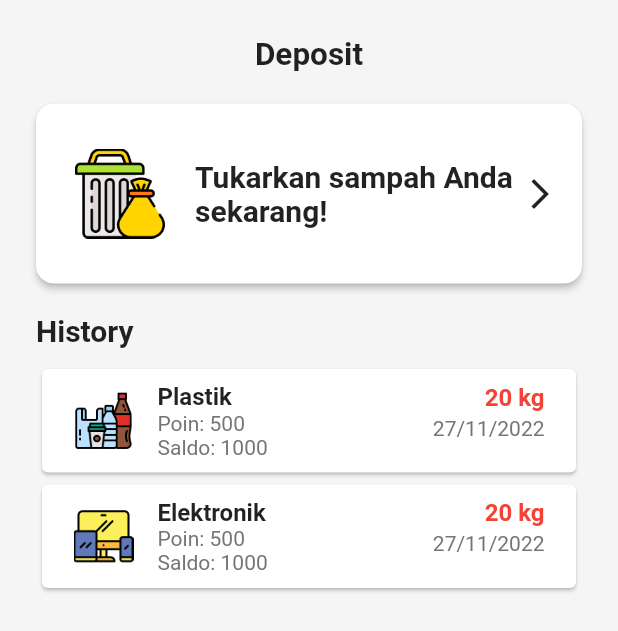
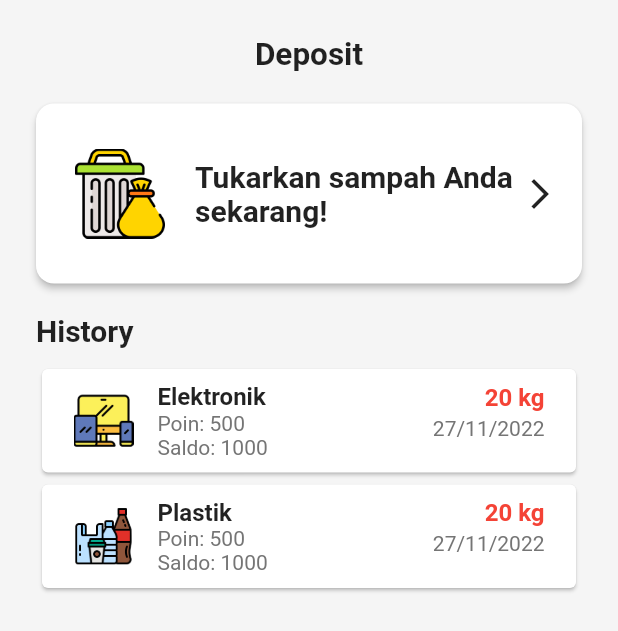
Before and after one commit to iyoubee/Trashsure-Flutter, a Flutter app: the DepositPage screen opened directly, on a phone screen of 412 x 824 dp. Shown: the top 631 px of the screen. Run offline on Flutter 3.47's test engine with Material 2 defaults, Android fonts, the phone set to English and light mode, and no system bars; our stand-ins replace another_flushbar, shared_preferences; accounts and stored records are empty.

Commit message:
refactor card

```diff
--- /dev/null
+++ b/lib/components/button_add_deposit.dart
@@ -0,0 +1,53 @@
+// ignore_for_file: file_names
+
+import 'package:flutter/material.dart';
+
+class AddDepositButton extends StatefulWidget {
+  const AddDepositButton({super.key});
+
+  @override
+  State<AddDepositButton> createState() => _AddDepositButtonState();
+}
+
+class _AddDepositButtonState extends State<AddDepositButton> {
+  @override
+  Widget build(BuildContext context) {
+    return MaterialButton(
+      height: 120,
+      minWidth: double.infinity,
+      color: const Color(0xFFFFFFFF),
+      shape: RoundedRectangleBorder(borderRadius: BorderRadius.circular(12)),
+      onPressed: () {},
+      child: Row(
+        children: [
+          const SizedBox(
+            width: 10,
+          ),
+          Container(
+            height: 80,
+            decoration: BoxDecoration(
+              borderRadius: BorderRadius.circular(12),
+            ),
+            child: Image.asset(
+              "lib/assets/recycle-bin-deposit.png",
+              height: 60,
+              width: 60,
+            ),
+          ),
+          const SizedBox(
+            width: 20,
+          ),
+          const Expanded(
+            child: Text(
+              'Tukarkan sampah Anda sekarang!',
+              overflow: TextOverflow.ellipsis,
+              maxLines: 2,
+              style: TextStyle(fontWeight: FontWeight.bold, fontSize: 20),
+            ),
+          ),
+          const Icon(Icons.arrow_forward_ios),
+        ],
+      ),
+    );
+  }
+}
--- /dev/null
+++ b/lib/components/card_deposit_user.dart
@@ -0,0 +1,75 @@
+// ignore_for_file: file_names, prefer_const_constructors, use_build_context_synchronously
+
+import 'package:flutter/material.dart';
+
+class CardDepositUser extends StatelessWidget {
+  const CardDepositUser({
+    super.key,
+    required this.jenis,
+  });
+
+  final String jenis;
+
+  @override
+  Widget build(BuildContext context) {
+    return Container(
+      alignment: Alignment.topLeft,
+      child: Card(
+        child: Padding(
+          padding: const EdgeInsets.all(5),
+          child: ListTile(
+            leading: Image.asset(
+              jenis == 'Plastik'
+                  ? "lib/assets/plastic.png"
+                  : "lib/assets/electronic.png",
+              height: 40,
+              width: 40,
+            ),
+            title: Container(
+              alignment: Alignment.centerLeft,
+              child: Column(
+                crossAxisAlignment: CrossAxisAlignment.start,
+                children: [
+                  Text(
+                    jenis,
+                    style: TextStyle(fontWeight: FontWeight.bold, fontSize: 16),
+                  ),
+                  Text(
+                    "Poin: 500",
+                    style: TextStyle(fontSize: 14, color: Colors.grey[600]),
+                  ),
+                  Text(
+                    "Saldo: 1000",
+                    style: TextStyle(fontSize: 14, color: Colors.grey[600]),
+                  ),
+                ],
+              ),
+            ),
+            trailing: Column(
+              crossAxisAlignment: CrossAxisAlignment.end,
+              children: [
+                const SizedBox(
+                  height: 3,
+                ),
+                const Text(
+                  "20 kg",
+                  style: TextStyle(
+                      fontWeight: FontWeight.bold,
+                      fontSize: 16,
+                      color: Colors.red),
+                ),
+                const SizedBox(
+                  height: 3,
+                ),
+                Text(
+                  "27/11/2022",
+                  style: TextStyle(fontSize: 14, color: Colors.grey[600]),
+                ),
+              ],
+            ),
+          ),
+        ),
+      ),
+    );
+  }
+}
--- a/lib/pages/DepositPage.dart
+++ b/lib/pages/DepositPage.dart
@@ -1,4 +1,6 @@
 import 'package:flutter/material.dart';
+import 'package:trashsure/components/button_add_deposit.dart';
+import 'package:trashsure/components/card_deposit_user.dart';
 
 class DepositPage extends StatefulWidget {
   const DepositPage({super.key});
@@ -17,126 +19,35 @@ class _DepositPageState extends State<DepositPage> {
           padding: const EdgeInsets.only(left: 24, top: 24, right: 24),
           child: Column(
             children: [
-              Text("Deposit", style: const TextStyle(fontWeight: FontWeight.w700, fontSize: 21),),
+              const Text(
+                "Deposit",
+                style: TextStyle(fontWeight: FontWeight.w700, fontSize: 21),
+              ),
               const SizedBox(
                 height: 20,
               ),
-              MaterialButton(
-                height: 120,
-                minWidth: double.infinity,
-                color: Color(0xFFFFFFFF),
-                shape: RoundedRectangleBorder(
-                    borderRadius: new BorderRadius.circular(12)),
-                onPressed: () {},
-                child: Row(
-                  children: [
-                    SizedBox(
-                      width: 10,
-                    ),
-                    Container(
-                      height: 80,
-                      decoration: BoxDecoration(
-                        borderRadius: BorderRadius.circular(12),
-                      ),
-                      child: Image.asset("lib/assets/recycle-bin-deposit.png", height: 60, width: 60,),
-                    ),
-                    SizedBox(
-                      width: 20,
-                    ),
-                    Container(
-                      child: Expanded(
-                        child: Text('Tukarkan sampah Anda sekarang!',
-                          overflow: TextOverflow.ellipsis,
-                          maxLines: 2,
-                          style: TextStyle(fontWeight: FontWeight.bold, fontSize: 20),),
-                      ),
-                    ),
-                    Icon(Icons.arrow_forward_ios),
-                  ],
-                ),
-              ),
+              const AddDepositButton(),
               const SizedBox(
                 height: 20,
               ),
               Row(
                 mainAxisAlignment: MainAxisAlignment.spaceBetween,
+                // ignore: prefer_const_literals_to_create_immutables
                 children: [
-                  Text("History", style: TextStyle(color: Colors.black87, fontSize: 20, fontWeight: FontWeight.bold),),
+                  const Text(
+                    "History",
+                    style: TextStyle(
+                        color: Colors.black87,
+                        fontSize: 20,
+                        fontWeight: FontWeight.bold),
+                  ),
                 ],
               ),
               const SizedBox(
                 height: 10,
               ),
-              Container(
-                alignment: Alignment.topLeft,
-                child: Container(
-                  child: Card(
-                    child: Padding(
-                      padding: EdgeInsets.all(5),
-                      child: ListTile(
-                        leading: Image.asset("lib/assets/plastic.png", height: 40, width: 40,),
-                        title: Container(
-                          alignment: Alignment.centerLeft,
-                          child: Column(
-                            crossAxisAlignment: CrossAxisAlignment.start,
-                            children: [
-                              Text("Plastik", style: TextStyle(fontWeight: FontWeight.bold, fontSize: 16),),
-                              Text("Poin: 500", style: TextStyle(fontSize: 14, color: Colors.grey[600]),),
-                              Text("Saldo: 1000", style: TextStyle(fontSize: 14, color: Colors.grey[600]),),
-                            ],
-                          ),
-                        ),
-                        trailing: Container(
-                          child: Column(
-                            crossAxisAlignment: CrossAxisAlignment.end,
-                            children: [
-                              SizedBox(height: 3,),
-                              Text("20 kg", style: TextStyle(fontWeight: FontWeight.bold, fontSize: 16, color: Colors.red),),
-                              SizedBox(height: 3,),
-                              Text("27/11/2022", style: TextStyle(fontSize: 14, color: Colors.grey[600]),),
-                            ],
-                          ),
-                        ),
-                      ),
-                    ),
-                  ),
-                ),
-              ),
-              Container(
-                alignment: Alignment.topLeft,
-                child: Container(
-                  child: Card(
-                    child: Padding(
-                      padding: EdgeInsets.all(5),
-                      child: ListTile(
-                        leading: Image.asset("lib/assets/electronic.png", height: 40, width: 40,),
-                        title: Container(
-                          alignment: Alignment.centerLeft,
-                          child: Column(
-                            crossAxisAlignment: CrossAxisAlignment.start,
-                            children: [
-                              Text("Elektronik", style: TextStyle(fontWeight: FontWeight.bold, fontSize: 16),),
-                              Text("Poin: 500", style: TextStyle(fontSize: 14, color: Colors.grey[600]),),
-                              Text("Saldo: 1000", style: TextStyle(fontSize: 14, color: Colors.grey[600]),),
-                            ],
-                          ),
-                        ),
-                        trailing: Container(
-                          child: Column(
-                            crossAxisAlignment: CrossAxisAlignment.end,
-                            children: [
-                              SizedBox(height: 3,),
-                              Text("20 kg", style: TextStyle(fontWeight: FontWeight.bold, fontSize: 16, color: Colors.red),),
-                              SizedBox(height: 3,),
-                              Text("27/11/2022", style: TextStyle(fontSize: 14, color: Colors.grey[600]),),
-                            ],
-                          ),
-                        ),
-                      ),
-                    ),
-                  ),
-                ),
-              ),
+              const CardDepositUser(jenis: 'Elektronik'),
+              const CardDepositUser(jenis: 'Plastik')
             ],
           ),
         ),
--- a/lib/pages/LandingPage.dart
+++ b/lib/pages/LandingPage.dart
@@ -290,6 +290,7 @@ class _LandingPageState extends State<LandingPage> {
                 child: Container(
                   height: 60,
                   decoration: BoxDecoration(
+                    border: Border.all(color: Colors.white),
                     color: Colors.grey[850],
                     borderRadius: BorderRadius.circular(18),
                   ),
```
